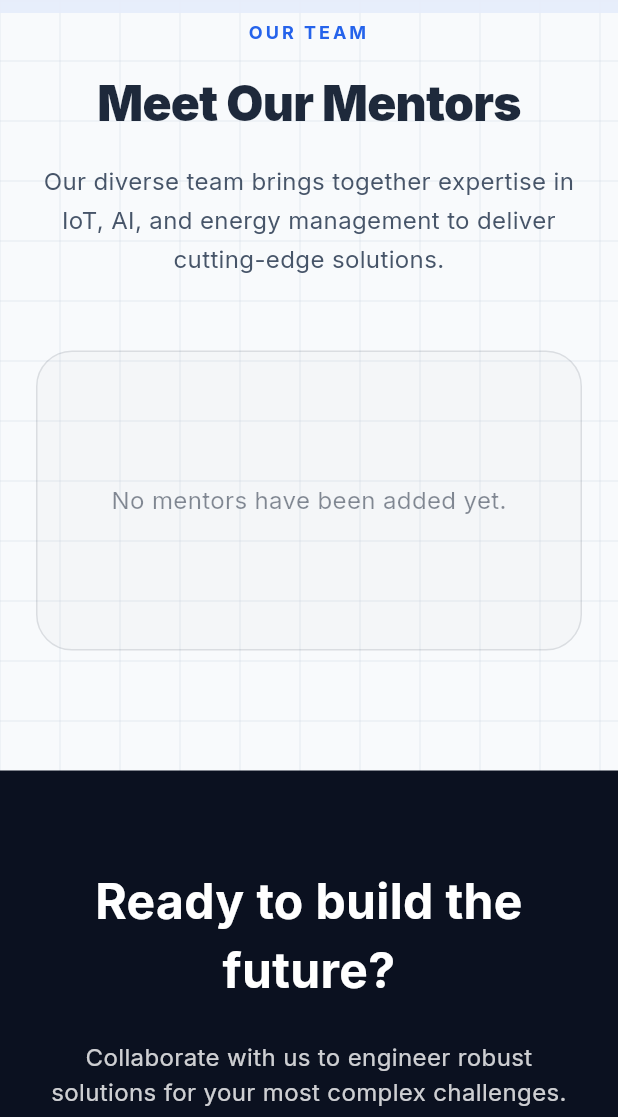
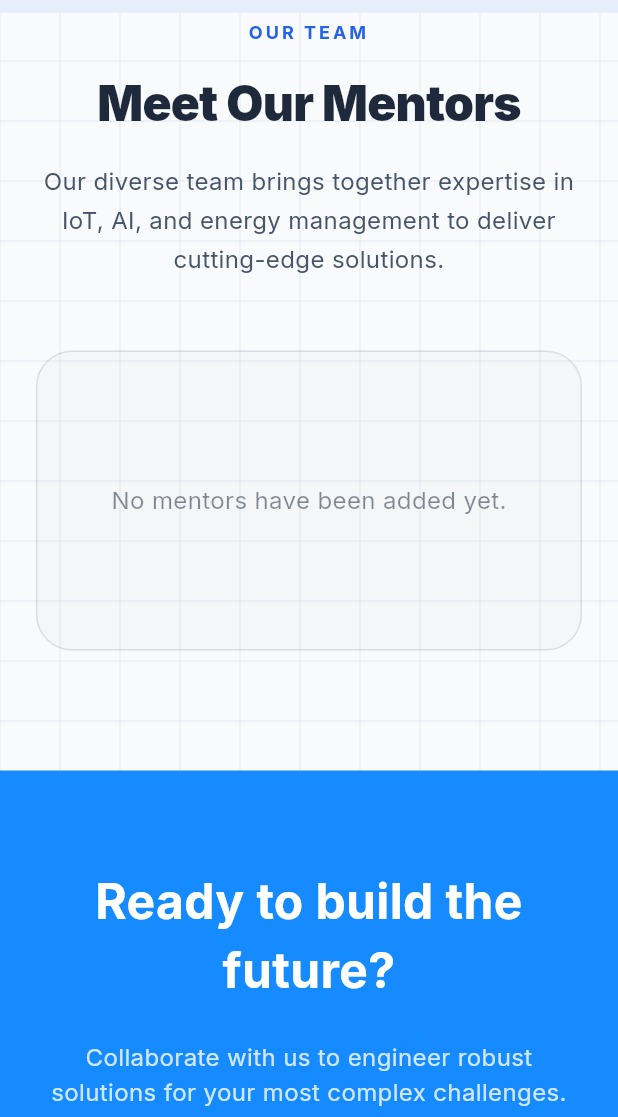
Before and after one commit to sushma210708/iot_solutions, a Flutter app: the screen it shows after launch, scrolled down 2304 dp, on a phone screen of 412 x 824 dp, the part 119-1236 px from its top. Run offline on Flutter 3.47's test engine with Material 3 defaults, Android fonts, the phone set to English and light mode, and no system bars; our stand-ins replace carousel_slider, firebase_auth, firebase_core, font_awesome_flutter, google_fonts, image_picker and 1 more; accounts and stored records are empty; network calls fail.

Commit message:
Fix CTA section colors

```diff
--- a/lib/widgets/cta_section.dart
+++ b/lib/widgets/cta_section.dart
@@ -30,7 +30,7 @@ class _CtaSectionState extends State<CtaSection> {
         vertical: isDesktop ? 96.0 : 64.0,
       ),
       decoration: const BoxDecoration(
-        color: Color(0xFF0B1120),
+        color: Color(0xFF168BFF),
       ),
       child: Column(
         children: [
@@ -56,7 +56,7 @@ class _CtaSectionState extends State<CtaSection> {
           ElevatedButton(
             onPressed: _showCollaborationDialog,
             style: ElevatedButton.styleFrom(
-              backgroundColor: const Color(0xFF168BFF),
+              backgroundColor: const Color(0xFF061426),
               foregroundColor: Colors.white,
               padding: const EdgeInsets.symmetric(horizontal: 48, vertical: 24),
               elevation: 0,
@@ -115,7 +115,7 @@ class _CollaborationDialogState extends State<_CollaborationDialog> {
         ScaffoldMessenger.of(context).showSnackBar(
           const SnackBar(
             content: Text('Thank you! Your collaboration request has been submitted.'),
-            backgroundColor: Color(0xFF0B1120),
+            backgroundcolor: Color(0xFF168BFF),
           ),
         );
       }
```
